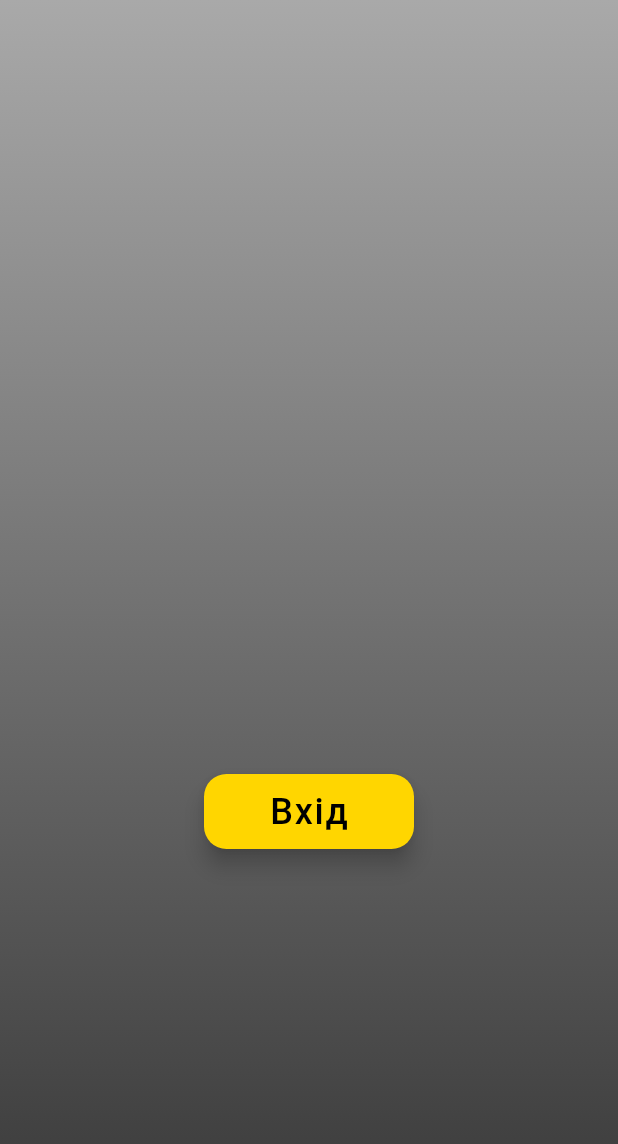
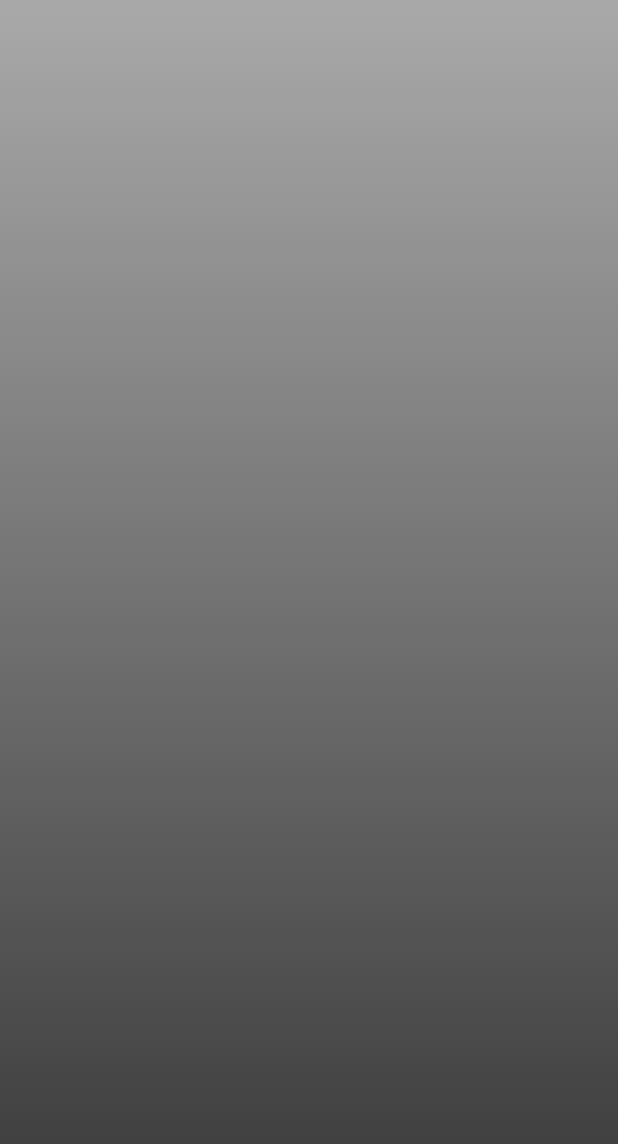
Before and after one commit to MaxTkachuk03/todoshka, a Flutter app: the screen it shows after launch, after a tap on "Вхід", on a phone screen of 412 x 824 dp. Shown: the top 1144 px of the screen. Run offline on Flutter 3.47's test engine with Material 2 defaults, Android fonts, the phone set to English and light mode, and no system bars; project files that could hold a hidden picture were left out.

Commit message:
third commit

```diff
--- a/lib/pages/enter_page.dart
+++ b/lib/pages/enter_page.dart
@@ -1,4 +1,5 @@
 import 'package:flutter/material.dart';
+import 'package:todoshka/pages/main_page.dart';
 import 'package:todoshka/resources/colors.dart';
 import 'package:todoshka/widgets/buttons/enter_button.dart';
 
@@ -27,7 +28,13 @@ class _EntrancePageState extends State<EntrancePage> {
                 flex: 2,
               ),
               EnterButton(
-                onPressed: () {},
+                onPressed: () {
+                  Navigator.pushNamedAndRemoveUntil(
+                    context,
+                    MainPage.routeName,
+                    (route) => false,
+                  );
+                },
               ),
               const Spacer(),
             ],
--- a/lib/pages/main_page.dart
+++ b/lib/pages/main_page.dart
@@ -0,0 +1,24 @@
+import 'package:flutter/material.dart';
+import 'package:todoshka/resources/colors.dart';
+
+class MainPage extends StatefulWidget {
+  const MainPage({super.key});
+
+  static const String routeName = 'main';
+
+  @override
+  State<MainPage> createState() => _MainPageState();
+}
+
+class _MainPageState extends State<MainPage> {
+  @override
+  Widget build(BuildContext context) {
+    return Scaffold(
+      body: Container(
+        decoration: const BoxDecoration(
+          gradient: AppColors.gradient,
+        ),
+      ),
+    );
+  }
+}
--- /dev/null
+++ b/lib/resources/fonts.dart
@@ -0,0 +1,10 @@
+import 'package:flutter/material.dart';
+
+class AppFonts{
+  const AppFonts._();
+
+  static const String fontFamily = 'SF UI Display';
+
+  static const FontWeight bold = FontWeight.w600;
+  static const FontWeight normal = FontWeight.w500;
+}
--- a/lib/routes/router.dart
+++ b/lib/routes/router.dart
@@ -1,5 +1,6 @@
 import 'package:flutter/material.dart';
 import 'package:todoshka/pages/enter_page.dart';
+import 'package:todoshka/pages/main_page.dart';
 
 class AppRouter {
   const AppRouter._();
@@ -11,6 +12,9 @@ class AppRouter {
       case EntrancePage.routeName:
         _builder = (_) => const EntrancePage();
         break;
+      case MainPage.routeName:
+        _builder = (_) => const MainPage();
+        break;
       default:
         throw Exception('Invalid route: ${settings.name}');
     }
--- a/lib/widgets/buttons/enter_button.dart
+++ b/lib/widgets/buttons/enter_button.dart
@@ -1,6 +1,7 @@
 import 'package:flutter/material.dart';
 import 'package:todoshka/generated/l10n.dart';
 import 'package:todoshka/resources/colors.dart';
+import 'package:todoshka/resources/fonts.dart';
 
 class EnterButton extends StatelessWidget {
   const EnterButton({
@@ -21,6 +22,8 @@ class EnterButton extends StatelessWidget {
           style: const TextStyle(
             color: AppColors.black,
             fontSize: 24.0,
+            fontFamily: AppFonts.fontFamily,
+            fontWeight: AppFonts.normal,
           ),
         ),
         shape: const RoundedRectangleBorder(
```
Also changed, not shown: pubspec.yaml (+12 -2 lines), assets/fonts/sf-ui-display-black-58646a6b80d5a.otf (added), assets/fonts/sf-ui-display-bold-58646a511e3d9.otf (added), assets/fonts/sf-ui-display-heavy-586470160b9e5.otf (added), assets/fonts/sf-ui-display-light-58646b33e0551.otf (added), assets/fonts/sf-ui-display-medium-58646be638f96.otf (added), assets/fonts/sf-ui-display-semibold-58646eddcae92.otf (added), assets/fonts/sf-ui-display-thin-58646e9b26e8b.otf (added), assets/fonts/sf-ui-display-ultralight-58646b19bf205.otf (added).
